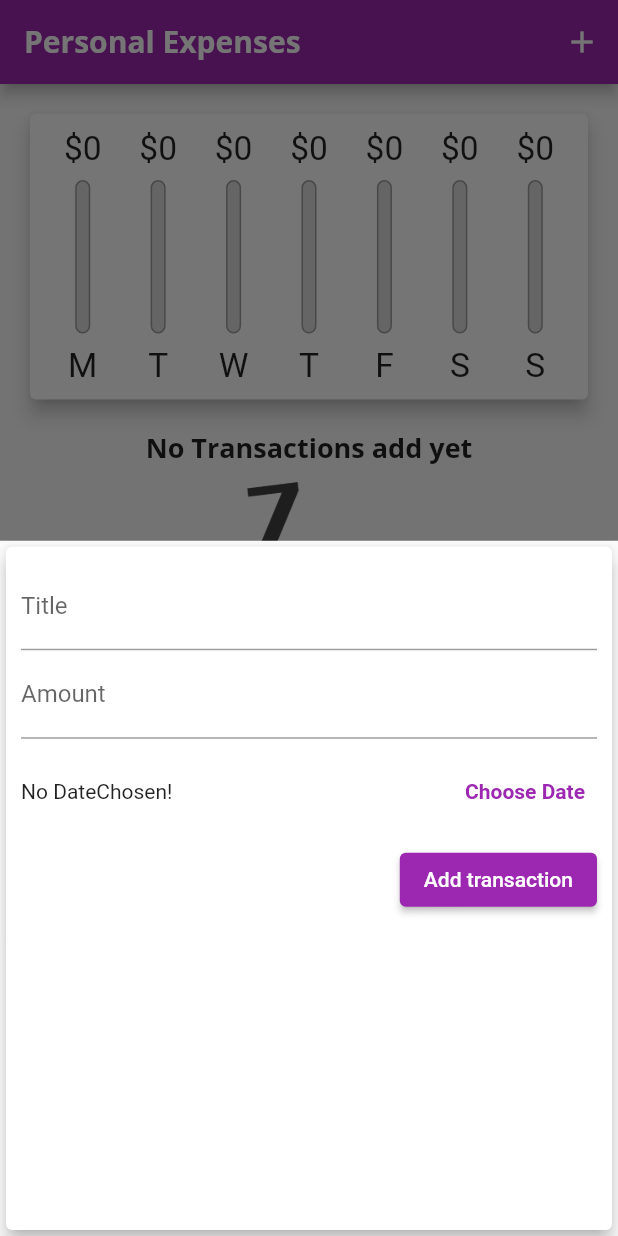
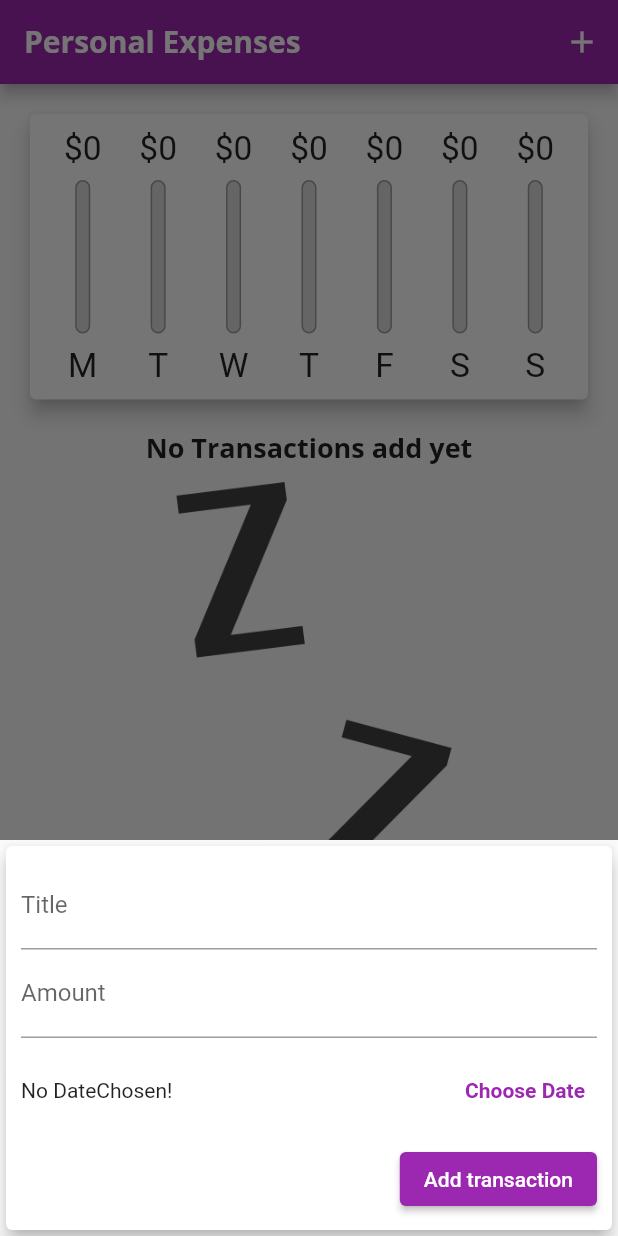
Before and after one commit to jamil-qn/expense-planner-flutter-app, a Flutter app: the screen it shows after launch, after a tap on the "add" icon, on a phone screen of 412 x 824 dp. Run offline on Flutter 3.47's test engine with Material 2 defaults, Android fonts, the phone set to English and light mode, and no system bars.

Commit message:
fix widgets in diffrent orientation mode and fix ui problem modal when use keybord

```diff
--- a/lib/main.dart
+++ b/lib/main.dart
@@ -1,16 +1,16 @@
 import 'package:flutter/material.dart';
-import 'package:flutter/services.dart';
+// import 'package:flutter/services.dart';
 import './widgets/transaction_list.dart';
 import './widgets/new_transaction.dart';
 import './models/transaction.dart';
 import './widgets/chart.dart';
 
 void main() {
-  WidgetsFlutterBinding.ensureInitialized();
-  SystemChrome.setPreferredOrientations([
-    DeviceOrientation.portraitUp,
-    DeviceOrientation.portraitDown,
-  ]); //add this some line code for show just app in prtraitmode and not switch in landscapemode
+  // WidgetsFlutterBinding.ensureInitialized();
+  // SystemChrome.setPreferredOrientations([
+  //   DeviceOrientation.portraitUp,
+  //   DeviceOrientation.portraitDown,
+  // ]); //add this some line code for show just app in prtraitmode and not switch in landscapemode
   runApp(MyApp());
 }
 
@@ -60,6 +60,8 @@ class _MyHomePageState extends State<MyHomePage> {
     //     id: 't2', title: 'ice cream', amount: 21.876, date: DateTime.now()),
   ];
 
+  bool _showChart = false;
+
   List<Transaction> get _recentTransactions {
     return _usertransactions.where((tx) {
       return tx.date.isAfter(
@@ -101,6 +103,8 @@ class _MyHomePageState extends State<MyHomePage> {
 
   @override
   Widget build(BuildContext context) {
+    final isLandscape =
+        MediaQuery.of(context).orientation == Orientation.landscape;
     final appBar = AppBar(
       title: Text(
         'Personal Expenses',
@@ -112,6 +116,14 @@ class _MyHomePageState extends State<MyHomePage> {
         )
       ],
     );
+    final txListWidget = Container(
+      height: (MediaQuery.of(context).size.height -
+              appBar.preferredSize.height -
+              MediaQuery.of(context).padding.top) *
+          0.7,
+      child: TransactionList(_usertransactions, _deleteTransaction),
+    );
+
     return Scaffold(
       appBar: appBar,
       body: SingleChildScrollView(
@@ -119,18 +131,39 @@ class _MyHomePageState extends State<MyHomePage> {
           // mainAxisAlignment: MainAxisAlignment.start,
           crossAxisAlignment: CrossAxisAlignment.center,
           children: [
-            Container(
+            if (isLandscape)
+              Row(
+                mainAxisAlignment: MainAxisAlignment.center,
+                children: [
+                  Text('Show Chart'),
+                  Switch(
+                      value: _showChart,
+                      onChanged: (val) {
+                        setState(() {
+                          _showChart = val;
+                        });
+                      })
+                ],
+              ),
+            if (!isLandscape)
+              Container(
                 height: (MediaQuery.of(context).size.height -
                         appBar.preferredSize.height -
                         MediaQuery.of(context).padding.top) *
                     0.3,
-                child: Chart(_recentTransactions)),
-            Container(
-                height: (MediaQuery.of(context).size.height -
-                        appBar.preferredSize.height -
-                        MediaQuery.of(context).padding.top) *
-                    0.7,
-                child: TransactionList(_usertransactions, _deleteTransaction))
+                child: Chart(_recentTransactions),
+              ),
+            if (!isLandscape) txListWidget,
+            if (isLandscape)
+              _showChart
+                  ? Container(
+                      height: (MediaQuery.of(context).size.height -
+                              appBar.preferredSize.height -
+                              MediaQuery.of(context).padding.top) *
+                          0.7,
+                      child: Chart(_recentTransactions),
+                    )
+                  : txListWidget,
           ],
         ),
       ),
--- a/lib/widgets/new_transaction.dart
+++ b/lib/widgets/new_transaction.dart
@@ -16,7 +16,7 @@ class _NewTransactionState extends State<NewTransaction> {
   var _selectedDate;
 
   void _submitData() {
-    if(_amountController.text.isEmpty){
+    if (_amountController.text.isEmpty) {
       return;
     }
     final enteredTitle = _titleController.text;
@@ -25,7 +25,11 @@ class _NewTransactionState extends State<NewTransaction> {
       return;
     }
 
-    widget.addTx(enteredTitle, enteredAmount, _selectedDate);
+    widget.addTx(
+      enteredTitle,
+      enteredAmount,
+      _selectedDate,
+    );
     Navigator.of(context).pop();
   }
 
@@ -47,10 +51,16 @@ class _NewTransactionState extends State<NewTransaction> {
 
   @override
   Widget build(BuildContext context) {
-    return Card(
+    return SingleChildScrollView(
+          child: Card(
         elevation: 5,
         child: Container(
-        padding: EdgeInsets.all(10),
+          padding: EdgeInsets.only(
+            top: 10,
+            left: 10,
+            right: 10,
+            bottom: MediaQuery.of(context).viewInsets.bottom + 10,
+          ),
           child: Column(
             crossAxisAlignment: CrossAxisAlignment.end,
             children: [
@@ -99,6 +109,7 @@ class _NewTransactionState extends State<NewTransaction> {
             ],
           ),
         ),
+      ),
     );
   }
 }
--- a/lib/widgets/transaction_list.dart
+++ b/lib/widgets/transaction_list.dart
@@ -10,7 +10,8 @@ class TransactionList extends StatelessWidget {
   @override
   Widget build(BuildContext context) {
     return transactions.isEmpty
-        ? Column(
+        ? LayoutBuilder(builder: (ctx, constraints){
+          return Column(
             children: [
               Text(
                 'No Transactions add yet',
@@ -20,11 +21,12 @@ class TransactionList extends StatelessWidget {
                 height: 10,
               ),
               Container(
-                  height: 200,
+                  height: constraints.maxHeight * 0.8,
                   child: Image.asset('assets/images/waiting.png',
                       fit: BoxFit.cover))
             ],
-          )
+          );
+        })
         : ListView.builder(
             itemBuilder: (context, index) {
               return Card(
```
Lines whose indentation alone changed are shown as unchanged.
